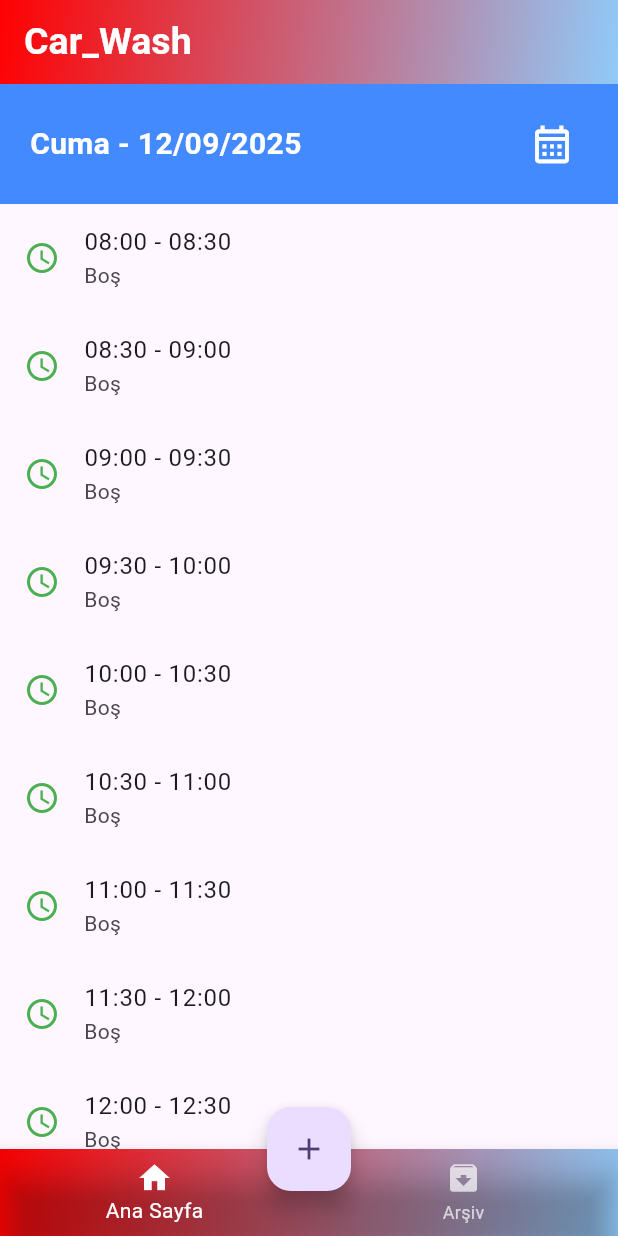
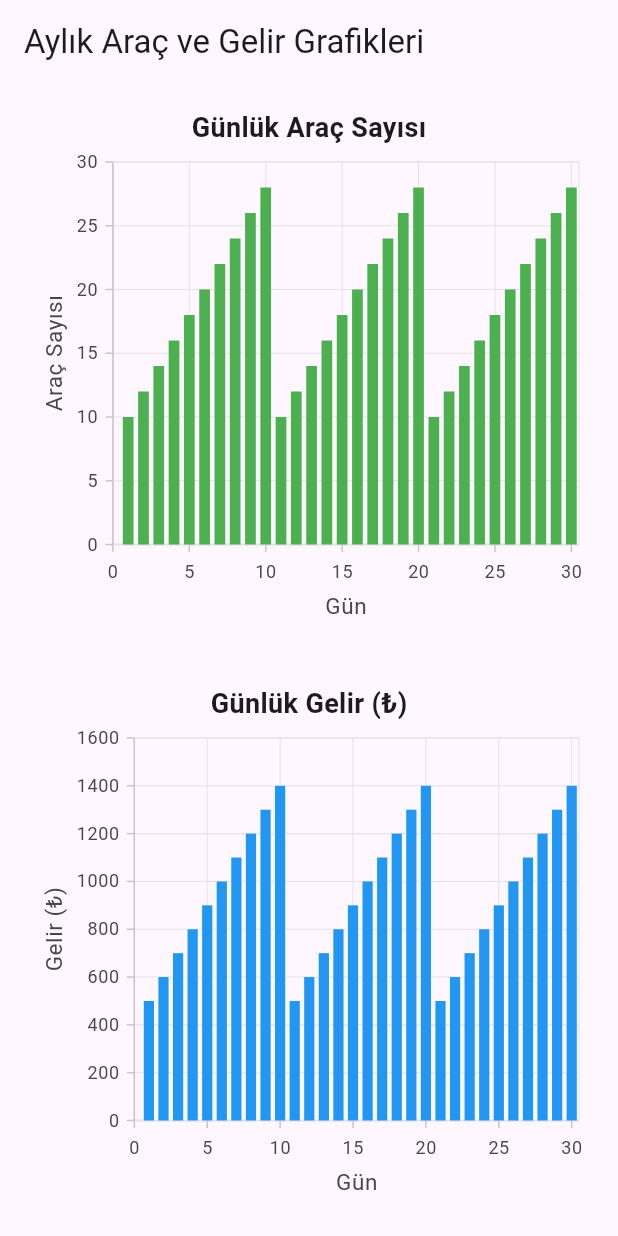
Before and after one commit to uluckabd/car_wash, a Flutter app: the screen it shows after launch, on a phone screen of 412 x 824 dp. Run offline on Flutter 3.47's test engine with Material 3 defaults, Android fonts, the phone set to English and light mode, and no system bars; our stand-ins replace mask_text_input_formatter, sqflite, syncfusion_flutter_charts; accounts and stored records are empty.

Commit message:
analiz sayfasi olusturuldu

```diff
--- /dev/null
+++ b/lib/charts_page.dart
@@ -0,0 +1,103 @@
+import 'package:flutter/material.dart';
+import 'package:syncfusion_flutter_charts/charts.dart';
+
+void main() {
+  runApp(const MaterialApp(home: ChartsPage()));
+}
+
+class ChartsPage extends StatelessWidget {
+  const ChartsPage({super.key});
+
+  @override
+  Widget build(BuildContext context) {
+    // Örnek veri: bir ayın her günü kaç araç geldi
+    final List<DailyCarData> carData = List.generate(
+      30,
+      (index) =>
+          DailyCarData(day: index + 1, carCount: (10 + (index * 2) % 20)),
+    );
+
+    // Örnek veri: bir ayın her günü ne kadar gelir elde edildi
+    final List<DailyRevenueData> revenueData = List.generate(
+      30,
+      (index) => DailyRevenueData(
+        day: index + 1,
+        revenue: (carData[index].carCount * 50),
+      ), // örn: araç başı 50₺
+    );
+
+    return Scaffold(
+      appBar: AppBar(title: const Text("Aylık Araç ve Gelir Grafikleri")),
+      body: Padding(
+        padding: const EdgeInsets.all(16),
+        child: Column(
+          children: [
+            const Text(
+              "Günlük Araç Sayısı",
+              style: TextStyle(fontSize: 18, fontWeight: FontWeight.bold),
+            ),
+            Expanded(
+              child: SfCartesianChart(
+                primaryXAxis: NumericAxis(
+                  title: AxisTitle(text: 'Gün'),
+                  interval: 5,
+                  minimum: 0,
+                ),
+                primaryYAxis: NumericAxis(
+                  title: AxisTitle(text: 'Araç Sayısı'),
+                ),
+                tooltipBehavior: TooltipBehavior(enable: true),
+                series: <ColumnSeries<DailyCarData, int>>[
+                  ColumnSeries<DailyCarData, int>(
+                    dataSource: carData,
+                    xValueMapper: (d, _) => d.day,
+                    yValueMapper: (d, _) => d.carCount,
+                    color: Colors.green,
+                  ),
+                ],
+              ),
+            ),
+            const SizedBox(height: 32),
+            const Text(
+              "Günlük Gelir (₺)",
+              style: TextStyle(fontSize: 18, fontWeight: FontWeight.bold),
+            ),
+            Expanded(
+              child: SfCartesianChart(
+                primaryXAxis: NumericAxis(
+                  title: AxisTitle(text: 'Gün'),
+                  interval: 5,
+                  minimum: 0,
+                ),
+                primaryYAxis: NumericAxis(title: AxisTitle(text: 'Gelir (₺)')),
+                tooltipBehavior: TooltipBehavior(enable: true),
+                series: <ColumnSeries<DailyRevenueData, int>>[
+                  ColumnSeries<DailyRevenueData, int>(
+                    dataSource: revenueData,
+                    xValueMapper: (d, _) => d.day,
+                    yValueMapper: (d, _) => d.revenue,
+                    color: Colors.blue,
+                  ),
+                ],
+              ),
+            ),
+          ],
+        ),
+      ),
+    );
+  }
+}
+
+// Araç sayısı veri modeli
+class DailyCarData {
+  final int day;
+  final int carCount;
+  DailyCarData({required this.day, required this.carCount});
+}
+
+// Gelir veri modeli
+class DailyRevenueData {
+  final int day;
+  final double revenue;
+  DailyRevenueData({required this.day, required this.revenue});
+}
--- a/lib/main.dart
+++ b/lib/main.dart
@@ -1,3 +1,4 @@
+import 'package:car_wash/charts_page.dart';
 import 'package:flutter/material.dart';
 import 'AddAppointmentpage.dart';
 import 'ArchiveScreen.dart';
@@ -34,7 +35,7 @@ class MyApp extends StatelessWidget {
         primaryColor: primaryColor,
         primaryColorLight: secondaryColor,
       ),
-      home: const MyHomePage(title: 'Car_Wash'),
+      home: ChartsPage(),
     );
   }
 }
--- a/pubspec.yaml
+++ b/pubspec.yaml
@@ -36,6 +36,8 @@ dependencies:
   sqflite: ^2.4.2
   path: ^1.9.1
   path_provider: ^2.1.5
+  fl_chart: ^1.1.0
+  syncfusion_flutter_charts: ^31.1.19
 
   # The following adds the Cupertino Icons font to your application.
   # Use with the CupertinoIcons class for iOS style icons.
```
Also changed, not shown: pubspec.lock.
